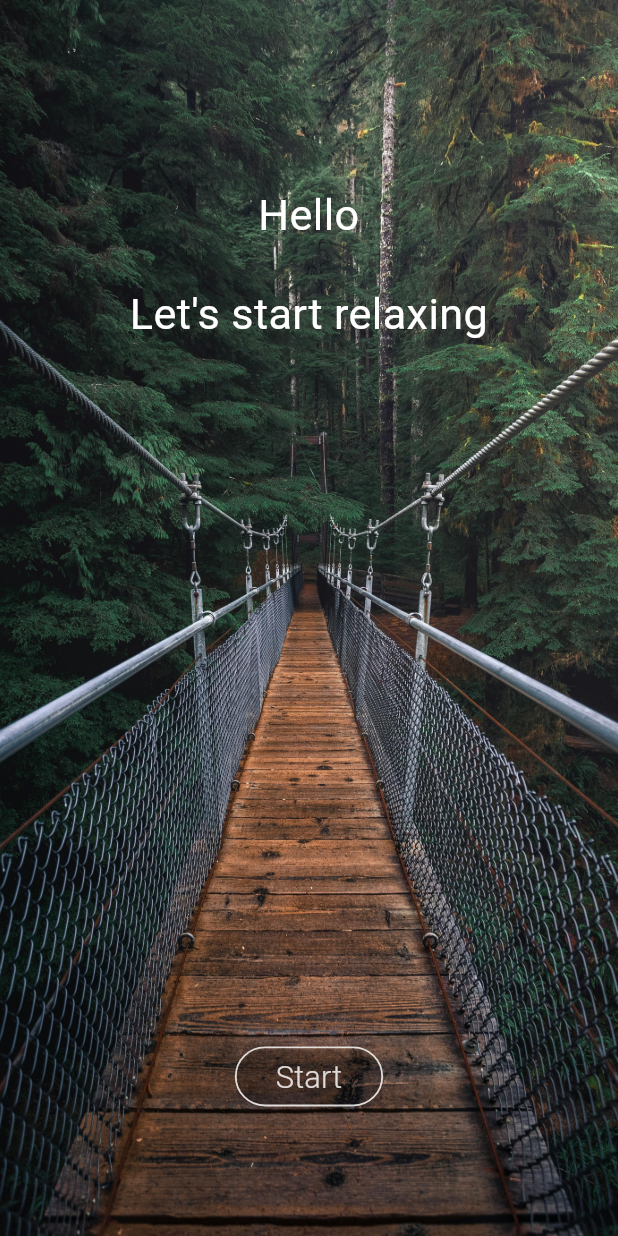
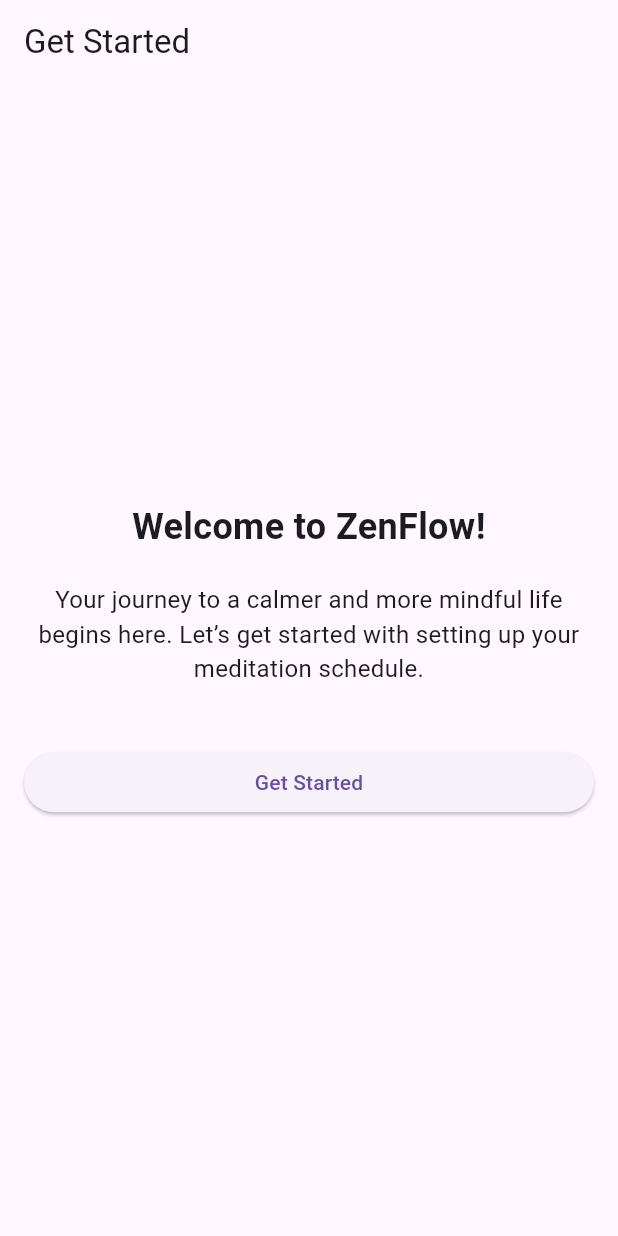
Before and after one commit to abdullahkra/breathe_app, a Flutter app: the screen it shows after launch, on a phone screen of 412 x 824 dp. Run offline on Flutter 3.47's test engine with Material 3 defaults, Android fonts, the light colour scheme and no system bars; our stand-ins replace flutter_local_notifications.

Commit message:
Manifest de hata

```diff
--- /dev/null
+++ b/breathe_app/lib/core/init/meditation_provider.dart
@@ -0,0 +1,30 @@
+import 'package:flutter/material.dart';
+import 'package:flutter_local_notifications/flutter_local_notifications.dart';
+
+class MeditationProvider with ChangeNotifier {
+  FlutterLocalNotificationsPlugin flutterLocalNotificationsPlugin = FlutterLocalNotificationsPlugin();
+  TimeOfDay? _meditationTime;
+  List<String> days = ['Sun', 'Mon', 'Tue', 'Wed', 'Thu', 'Fri', 'Sat'];
+
+  MeditationProvider() {
+    var initializationSettingsAndroid = AndroidInitializationSettings('@mipmap/ic_launcher');
+    var initializationSettingsIOS = IOSInitializationSettings();
+    var initializationSettings = InitializationSettings(android: initializationSettingsAndroid, iOS: initializationSettingsIOS);
+    flutterLocalNotificationsPlugin.initialize(initializationSettings);
+  }
+
+  TimeOfDay? get meditationTime => _meditationTime;
+
+  void setMeditationTime(TimeOfDay time) {
+    _meditationTime = time;
+    notifyListeners();
+  }
+
+  void saveSettings() {
+    // Save settings to persistent storage
+  }
+
+  void scheduleNotifications() {
+    // Schedule notifications based on the selected time and days
+  }
+}
--- /dev/null
+++ b/breathe_app/lib/feature/view/get_started/get_started_page.dart
@@ -0,0 +1,45 @@
+import 'package:breathe_app/feature/view/get_started/select_day/meditation_settings_screen.dart';
+import 'package:flutter/material.dart';
+
+class GetStartedScreen extends StatelessWidget {
+  @override
+  Widget build(BuildContext context) {
+    return Scaffold(
+      appBar: AppBar(
+        title: Text('Get Started'),
+      ),
+      body: Padding(
+        padding: const EdgeInsets.all(16.0),
+        child: Column(
+          mainAxisAlignment: MainAxisAlignment.center,
+          crossAxisAlignment: CrossAxisAlignment.stretch,
+          children: [
+            Text(
+              'Welcome to ZenFlow!',
+              style: TextStyle(fontSize: 24, fontWeight: FontWeight.bold),
+              textAlign: TextAlign.center,
+            ),
+            SizedBox(height: 20),
+            Text(
+              'Your journey to a calmer and more mindful life begins here. Let’s get started with setting up your meditation schedule.',
+              style: TextStyle(fontSize: 16),
+              textAlign: TextAlign.center,
+            ),
+            SizedBox(height: 40),
+            ElevatedButton(
+              onPressed: () {
+                Navigator.push(
+                  context,
+                  MaterialPageRoute(
+                    builder: (context) => MeditationSettingsScreen(),
+                  ),
+                );
+              },
+              child: Text('Get Started'),
+            ),
+          ],
+        ),
+      ),
+    );
+  }
+}
--- a/breathe_app/lib/main.dart
+++ b/breathe_app/lib/main.dart
@@ -1,125 +1,20 @@
+import 'package:breathe_app/core/init/meditation_provider.dart';
+import 'package:breathe_app/feature/view/get_started/get_started_page.dart';
+import 'package:flutter/material.dart';
+import 'package:provider/provider.dart';
 
-import 'package:flutter/material.dart';
-import 'package:audioplayers/audioplayers.dart';
 
 void main() {
-  runApp(MyApp());
+  runApp(MeditationApp());
 }
 
-class MyApp extends StatefulWidget {
-  @override
-  _MyAppState createState() => _MyAppState();
-}
-
-//njxnjsjknkjck
-class _MyAppState extends State<MyApp> with SingleTickerProviderStateMixin {
-  double _opacity = 0.0;
-  late AudioPlayer _audioPlayer;
-
-  @override
-  void initState() {
-    super.initState();
-    _audioPlayer = AudioPlayer();
-    _playBackgroundMusic();
-    _fadeInText();
-  }
-
-  void _playBackgroundMusic() async {
-    await _audioPlayer.play(AssetSource('audio/rain_sound_1.mp3'), volume: 0.5);
-  }
-
-//apollokapollo
-  void _fadeInText() {
-    Future.delayed(Duration(seconds: 2), () {
-      setState(() {
-        _opacity = 1.0;
-      });
-    });
-  }
-
-  @override
-  void dispose() {
-    _audioPlayer.dispose(); // Bellek sızıntısını önlemek için
-    super.dispose();
-  }
-
+class MeditationApp extends StatelessWidget {
   @override
   Widget build(BuildContext context) {
-    final screenHeight = MediaQuery.of(context).size.height;
-    final screenWidth = MediaQuery.of(context).size.width;
-
-    return MaterialApp(
-      debugShowCheckedModeBanner: false,
-      home: Scaffold(
-        body: Stack(
-          children: [
-            SizedBox.expand(
-              child: Image.asset(
-                'assets/images/1.jpg',
-                fit: BoxFit.cover,
-              ),
-            ),
-            Positioned(
-              top: screenHeight * 0.15,
-              left: 0,
-              right: 0,
-              child: AnimatedOpacity(
-                opacity: _opacity,
-                duration: Duration(seconds: 2),
-                child: Text(
-                  'Hello',
-                  textAlign: TextAlign.center,
-                  style: TextStyle(
-                    color: Colors.white,
-                    fontSize: screenWidth * 0.07,
-                    fontWeight: FontWeight.normal,
-                  ),
-                ),
-              ),
-            ),
-            Positioned(
-              top: screenHeight * 0.23,
-              left: 0,
-              right: 0,
-              child: AnimatedOpacity(
-                opacity: _opacity,
-                duration: Duration(seconds: 5),
-                child: Text(
-                  "Let's start relaxing",
-                  textAlign: TextAlign.center,
-                  style: TextStyle(
-                      color: Colors.white,
-                      fontSize: screenWidth * 0.07,
-                      fontWeight: FontWeight.normal),
-                ),
-              ),
-            ),
-            Positioned(
-              bottom: screenHeight * 0.1,
-              left: screenWidth * 0.38,
-              right: screenWidth * 0.38,
-              child: AnimatedOpacity(
-                  opacity: _opacity,
-                  duration: Duration(seconds: 7),
-                  child: ElevatedButton(
-                    style: ElevatedButton.styleFrom(
-                      backgroundColor: Colors.transparent,
-                      side: BorderSide(
-                          color: Colors.white, width: screenWidth * 0.003),
-                      shape: StadiumBorder(),
-                    ),
-                    onPressed: () {},
-                    child: Text(
-                      "Start",
-                      style: TextStyle(
-                          color: Colors.white,
-                          fontSize: screenWidth * 0.05,
-                          fontWeight: FontWeight.w300),
-                    ),
-                  )),
-            ),
-          ],
-        ),
+    return ChangeNotifierProvider(
+      create: (_) => MeditationProvider(),
+      child: MaterialApp(
+        home: GetStartedScreen(),
       ),
     );
   }
--- a/breathe_app/pubspec.yaml
+++ b/breathe_app/pubspec.yaml
@@ -31,7 +31,9 @@ dependencies:
   flutter:
     sdk: flutter
   audioplayers: ^1.0.1
-
+  provider: ^6.0.0
+  flutter_local_notifications: ^8.2.0
+  #flutter_datetime_picker: ^1.5.1
 
   # The following adds the Cupertino Icons font to your application.
   # Use with the CupertinoIcons class for iOS style icons.
```
Also changed, not shown: breathe_app/lib/feature/view/get_started/select_day/meditation_settings_screen.dart (added, +65 -0 lines), breathe_app/lib/feature/widget/day_selection_chip.dart (added, +18 -0 lines), breathe_app/pubspec.lock, 2 other files.
